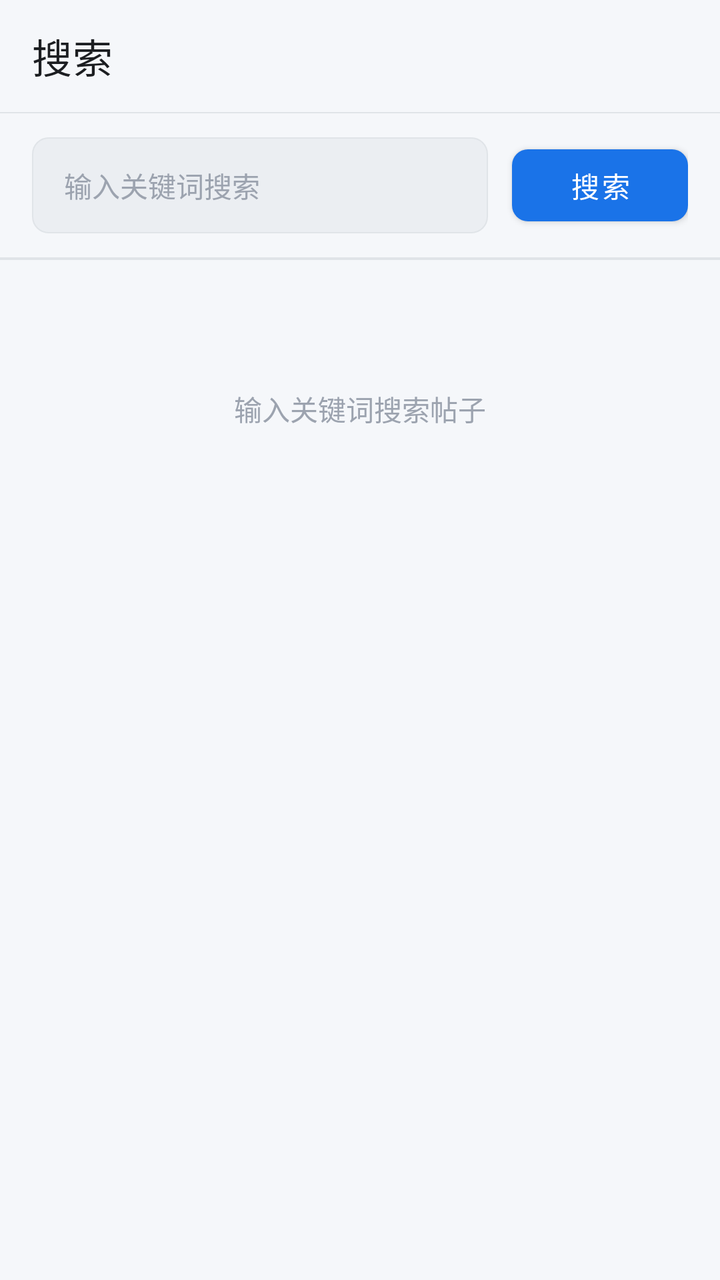
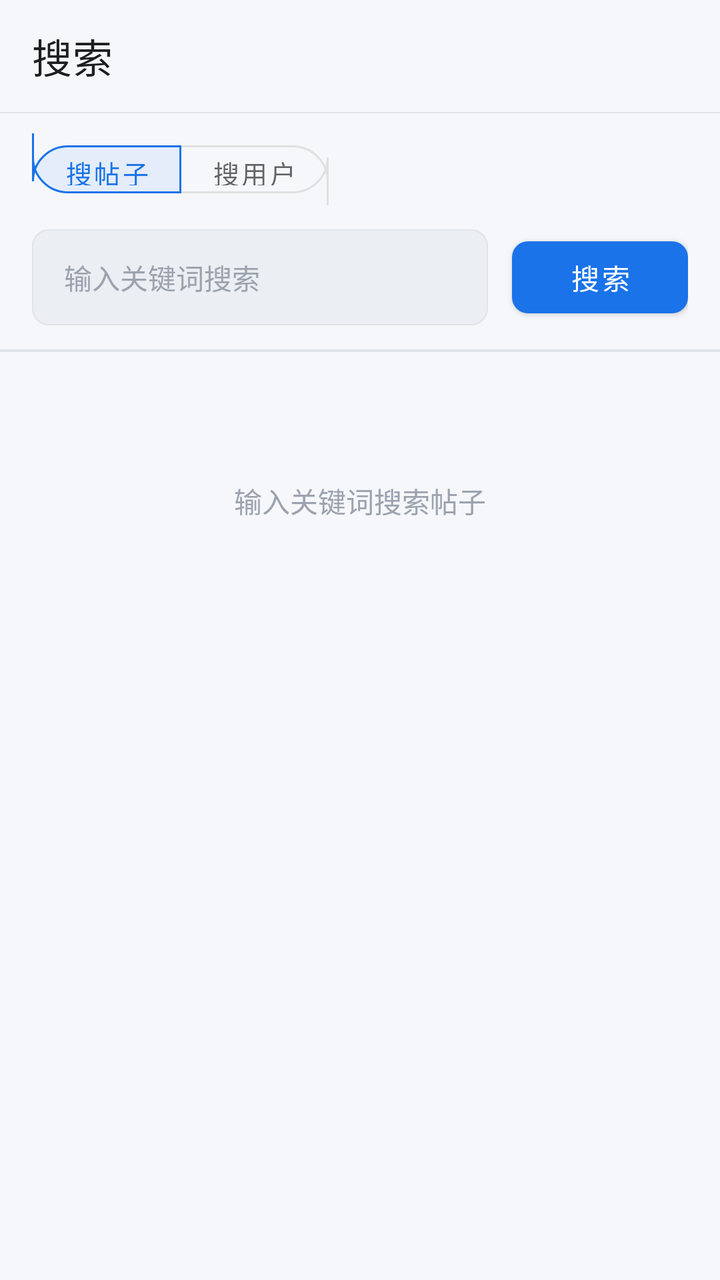

Compare the two renders of this Android layout. The source of the first and the diff that turns it into the second are given below.
<!-- AndroidManifest.xml: application theme Theme.AppTheme -->
<!-- res/layout/activity_search.xml -->
<?xml version="1.0" encoding="utf-8"?>
<LinearLayout xmlns:android="http://schemas.android.com/apk/res/android"
    xmlns:app="http://schemas.android.com/apk/res-auto"
    android:layout_width="match_parent"
    android:layout_height="match_parent"
    android:orientation="vertical"
    android:background="@color/background">

    
    <com.google.android.material.appbar.MaterialToolbar
        android:id="@+id/toolbar"
        android:layout_width="match_parent"
        android:layout_height="?attr/actionBarSize"
        android:background="@color/background"
        app:titleTextColor="@color/text_primary"
        app:navigationIconTint="@color/text_primary"
        app:title="@string/title_search" />

    
    <View
        android:layout_width="match_parent"
        android:layout_height="0.5dp"
        android:background="@color/divider" />

    
    <LinearLayout
        android:layout_width="match_parent"
        android:layout_height="wrap_content"
        android:orientation="horizontal"
        android:gravity="center_vertical"
        android:paddingHorizontal="16dp"
        android:paddingVertical="12dp">

        <EditText
            android:id="@+id/et_search"
            android:layout_width="0dp"
            android:layout_height="48dp"
            android:layout_weight="1"
            android:layout_marginEnd="12dp"
            android:background="@drawable/edittext_background"
            android:paddingHorizontal="16dp"
            android:paddingVertical="12dp"
            android:textSize="14sp"
            android:textColor="@color/text_primary"
            android:textColorHint="@color/text_hint"
            android:hint="@string/search_hint"
            android:imeOptions="actionSearch"
            android:inputType="text"
            android:maxLines="1"
            android:ellipsize="end"
            android:singleLine="true" />

        <com.google.android.material.button.MaterialButton
            android:id="@+id/btn_search"
            android:layout_width="wrap_content"
            android:layout_height="48dp"
            android:text="@string/action_search"
            android:textSize="14sp"
            android:textColor="@color/text_white"
            app:cornerRadius="8dp"
            app:backgroundTint="@color/primary" />
    </LinearLayout>

    <LinearLayout
        android:id="@+id/layout_search_history"
        android:layout_width="match_parent"
        android:layout_height="wrap_content"
        android:orientation="vertical"
        android:paddingStart="16dp"
        android:paddingEnd="16dp"
        android:paddingBottom="6dp"
        android:visibility="gone">

        <LinearLayout
            android:layout_width="match_parent"
            android:layout_height="wrap_content"
            android:gravity="center_vertical"
            android:orientation="horizontal">

            <TextView
                android:layout_width="0dp"
                android:layout_height="wrap_content"
                android:layout_weight="1"
                android:text="最近搜索"
                android:textColor="@color/text_secondary"
                android:textSize="12sp" />

            <TextView
                android:id="@+id/btn_clear_search_history"
                android:layout_width="wrap_content"
                android:layout_height="32dp"
                android:gravity="center"
                android:paddingHorizontal="8dp"
                android:text="清空"
                android:textColor="@color/primary"
                android:textSize="12sp" />
        </LinearLayout>

        <HorizontalScrollView
            android:layout_width="match_parent"
            android:layout_height="wrap_content"
            android:fillViewport="false"
            android:overScrollMode="never"
            android:scrollbars="none">

            <com.google.android.material.chip.ChipGroup
                android:id="@+id/chip_search_history"
                android:layout_width="wrap_content"
                android:layout_height="wrap_content"
                android:paddingTop="2dp"
                app:singleLine="true"
                app:chipSpacingHorizontal="6dp"
                app:chipSpacingVertical="0dp" />
        </HorizontalScrollView>
    </LinearLayout>

    
    <View
        android:layout_width="match_parent"
        android:layout_height="0.5dp"
        android:background="@color/divider" />

    
    <LinearLayout
        android:id="@+id/layout_sort_bar"
        android:layout_width="match_parent"
        android:layout_height="wrap_content"
        android:orientation="horizontal"
        android:gravity="center"
        android:paddingHorizontal="16dp"
        android:paddingVertical="8dp"
        android:visibility="gone">

        <TextView
            android:id="@+id/btn_sort_lastpost"
            android:layout_width="wrap_content"
            android:layout_height="32dp"
            android:paddingHorizontal="16dp"
            android:gravity="center"
            android:text="@string/search_sort_lastpost"
            android:textSize="13sp"
            android:textColor="@color/text_white"
            android:background="@drawable/edittext_background"
            android:tag="active" />

        <View
            android:layout_width="8dp"
            android:layout_height="0dp" />

        <TextView
            android:id="@+id/btn_sort_dateline"
            android:layout_width="wrap_content"
            android:layout_height="32dp"
            android:paddingHorizontal="16dp"
            android:gravity="center"
            android:text="@string/search_sort_dateline"
            android:textSize="13sp"
            android:textColor="@color/text_hint"
            android:background="@drawable/edittext_background" />

        <View
            android:layout_width="8dp"
            android:layout_height="0dp" />

        <TextView
            android:id="@+id/btn_sort_replies"
            android:layout_width="wrap_content"
            android:layout_height="32dp"
            android:paddingHorizontal="16dp"
            android:gravity="center"
            android:text="@string/search_sort_replies"
            android:textSize="13sp"
            android:textColor="@color/text_hint"
            android:background="@drawable/edittext_background" />
    </LinearLayout>

    
    <View
        android:layout_width="match_parent"
        android:layout_height="0.5dp"
        android:background="@color/divider" />

    
    <ProgressBar
        android:id="@+id/progress_bar"
        android:layout_width="40dp"
        android:layout_height="40dp"
        android:layout_gravity="center"
        android:layout_marginTop="48dp"
        android:visibility="gone"
        android:indeterminateTint="@color/primary" />

    
    <androidx.recyclerview.widget.RecyclerView
        android:id="@+id/recycler_view"
        android:layout_width="match_parent"
        android:layout_height="0dp"
        android:layout_weight="1"
        android:clipToPadding="false"
        android:paddingTop="4dp"
        android:paddingBottom="8dp"
        android:visibility="gone" />

    
    <ProgressBar
        android:id="@+id/progress_load_more"
        android:layout_width="32dp"
        android:layout_height="32dp"
        android:layout_gravity="center"
        android:layout_marginVertical="12dp"
        android:visibility="gone"
        android:indeterminateTint="@color/primary" />

    
    <TextView
        android:id="@+id/tv_empty"
        android:layout_width="wrap_content"
        android:layout_height="wrap_content"
        android:layout_gravity="center"
        android:layout_marginTop="64dp"
        android:textSize="14sp"
        android:textColor="@color/text_hint"
        android:text="@string/search_empty_hint"
        android:visibility="visible" />

    
    <TextView
        android:id="@+id/tv_error"
        android:layout_width="wrap_content"
        android:layout_height="wrap_content"
        android:layout_gravity="center"
        android:layout_marginTop="64dp"
        android:textSize="14sp"
        android:textColor="@color/error"
        android:text="@string/search_failed"
        android:visibility="gone" />

</LinearLayout>
<!-- resources referenced by this layout -->
<resources>
  <color name="background">#F5F7FA</color>
  <color name="divider">#E0E4E8</color>
  <color name="error">#EF4444</color>
  <color name="primary">#1A73E8</color>
  <color name="text_hint">#9CA3AF</color>
  <color name="text_primary">#1C1E21</color>
  <color name="text_secondary">#606770</color>
  <color name="text_white">#FFFFFF</color>
  <!-- drawable edittext_background (drawable) -->
  <?xml version="1.0" encoding="utf-8"?>
  <shape xmlns:android="http://schemas.android.com/apk/res/android"
      android:shape="rectangle">
      <solid android:color="@color/background_secondary" />
      <corners android:radius="8dp" />
      <stroke
          android:width="0.5dp"
          android:color="@color/divider" />
  </shape>
  <string name="action_search">搜索</string>
  <string name="search_empty_hint">输入关键词搜索帖子</string>
  <string name="search_failed">搜索失败，请稍后重试</string>
  <string name="search_hint">输入关键词搜索</string>
  <string name="search_sort_dateline">最新发布</string>
  <string name="search_sort_lastpost">最新回复</string>
  <string name="search_sort_replies">最多回复</string>
  <string name="title_search">搜索</string>
  <style name="Theme.AppTheme" parent="Theme.MaterialComponents.DayNight.NoActionBar">
          <item name="android:windowAnimationStyle">@style/MtWindowAnimation</item>
          
          <item name="colorPrimary">@color/primary</item>
          <item name="colorPrimaryVariant">@color/primary_dark</item>
          <item name="colorOnPrimary">@color/text_white</item>
          
          <item name="colorSecondary">@color/primary_light</item>
          <item name="colorSecondaryVariant">@color/primary</item>
          <item name="colorOnSecondary">@color/text_white</item>
          
          <item name="android:statusBarColor" tools:targetApi="21">@color/background</item>
          <item name="android:windowLightStatusBar" tools:targetApi="23">true</item>
          
          <item name="android:navigationBarColor" tools:targetApi="21">@color/background</item>
          
          <item name="android:windowBackground">@color/background</item>
          <item name="android:colorBackground">@color/background</item>
          
          <item name="windowActionBar">false</item>
          <item name="windowNoTitle">true</item>
          <item name="materialCardViewStyle">@style/CardView.NewStyle</item>
      </style>
  <color name="background_secondary">#EBEEF2</color>
  <style name="MtWindowAnimation" parent="@android:style/Animation.Activity">
          <item name="android:activityOpenEnterAnimation">@anim/activity_open_enter</item>
          <item name="android:activityOpenExitAnimation">@anim/activity_open_exit</item>
          <item name="android:activityCloseEnterAnimation">@anim/activity_close_enter</item>
          <item name="android:activityCloseExitAnimation">@anim/activity_close_exit</item>
      </style>
  <color name="primary_dark">#1557B0</color>
  <color name="primary_light">#4A90D9</color>
  <style name="CardView.NewStyle" parent="Widget.MaterialComponents.CardView">
          <item name="cardCornerRadius">12dp</item>
          <item name="cardElevation">2dp</item>
          <item name="cardBackgroundColor">@color/card_frosted</item>
          <item name="strokeWidth">0dp</item>
          <item name="cardPreventCornerOverlap">false</item>
      </style>
  <color name="card_frosted">#FFFFFF</color>
</resources>

<!-- the commit's change to res/layout/activity_search.xml (unified diff, before → after) -->
@@ -21,6 +21,38 @@
         android:layout_width="match_parent"
         android:layout_height="0.5dp"
         android:background="@color/divider" />
+
+    
+    <com.google.android.material.button.MaterialButtonToggleGroup
+        android:id="@+id/toggle_search_scope"
+        android:layout_width="wrap_content"
+        android:layout_height="wrap_content"
+        android:layout_marginStart="16dp"
+        android:layout_marginTop="10dp"
+        app:singleSelection="true"
+        app:checkedButton="@id/btn_scope_thread"
+        app:selectionRequired="true">
+
+        <com.google.android.material.button.MaterialButton
+            android:id="@+id/btn_scope_thread"
+            style="@style/Widget.MaterialComponents.Button.OutlinedButton"
+            android:layout_width="wrap_content"
+            android:layout_height="36dp"
+            android:minWidth="72dp"
+            android:text="搜帖子"
+            android:textSize="13sp"
+            app:cornerRadius="18dp" />
+
+        <com.google.android.material.button.MaterialButton
+            android:id="@+id/btn_scope_user"
+            style="@style/Widget.MaterialComponents.Button.OutlinedButton"
+            android:layout_width="wrap_content"
+            android:layout_height="36dp"
+            android:minWidth="72dp"
+            android:text="搜用户"
+            android:textSize="13sp"
+            app:cornerRadius="18dp" />
+    </com.google.android.material.button.MaterialButtonToggleGroup>
 
     
     <LinearLayout
